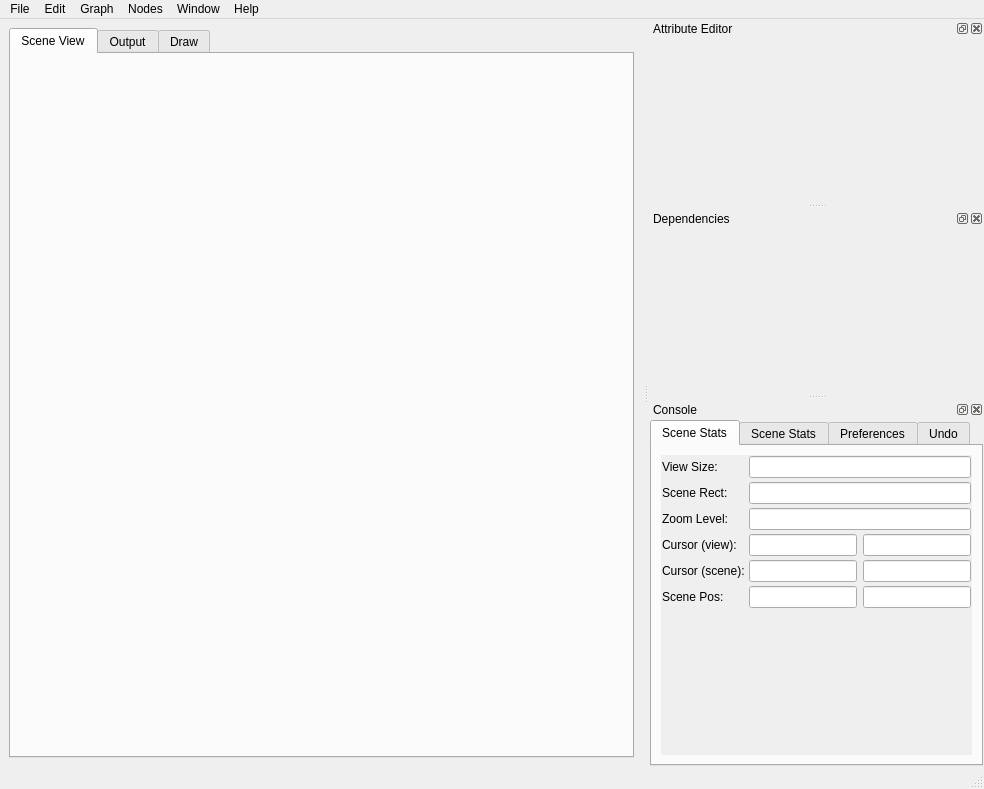
First picture: the form in ui/SceneGraph.ui, repository mfessenden/SceneGraph, before the edit.
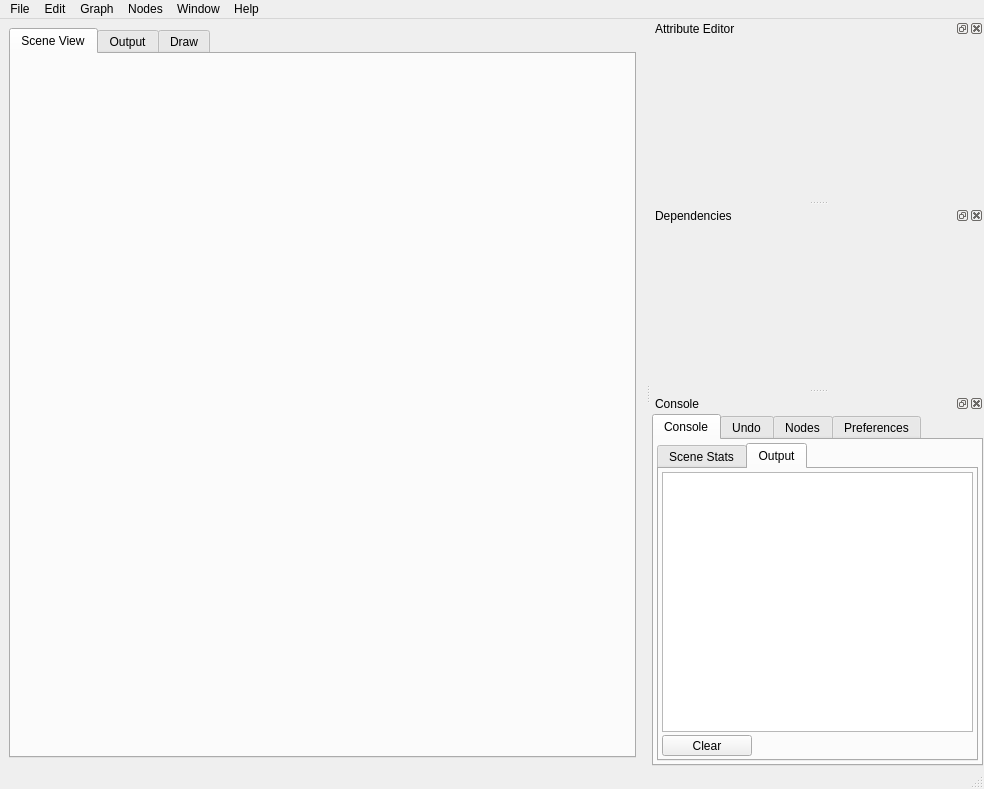
Second picture: the form after the edit. The open tabs and pages were chosen to show the change. Icons and pictures are not drawn.

Commit message: - add plugin system for loading nodes - add AddAttributeDialog - partial fix for freezing undo/redo bug (exception no longer hangs the app)

```diff
--- a/ui/SceneGraph.ui
+++ b/ui/SceneGraph.ui
@@ -226,8 +226,8 @@
          <rect>
           <x>0</x>
           <y>0</y>
-          <width>379</width>
-          <height>146</height>
+          <width>377</width>
+          <height>142</height>
          </rect>
         </property>
         <layout class="QVBoxLayout" name="attributeScrollAreaLayout">
@@ -275,8 +275,8 @@
          <rect>
           <x>0</x>
           <y>0</y>
-          <width>379</width>
-          <height>146</height>
+          <width>377</width>
+          <height>141</height>
          </rect>
         </property>
         <layout class="QVBoxLayout" name="sceneScrollAreaLayout">
@@ -306,7 +306,7 @@
    <property name="minimumSize">
     <size>
      <width>250</width>
-     <height>190</height>
+     <height>247</height>
     </size>
    </property>
    <property name="windowTitle">
@@ -317,6 +317,9 @@
    </attribute>
    <widget class="QWidget" name="consoleWidgetContents">
     <layout class="QVBoxLayout" name="consoleWidgetLayout">
+     <property name="spacing">
+      <number>3</number>
+     </property>
      <property name="margin">
       <number>1</number>
      </property>
@@ -325,11 +328,45 @@
        <property name="currentIndex">
         <number>0</number>
        </property>
+       <property name="class" stdset="0">
+        <string>subtab</string>
+       </property>
+       <widget class="QWidget" name="tab_console">
+        <property name="class" stdset="0">
+         <string>subtab</string>
+        </property>
+        <attribute name="title">
+         <string>Console</string>
+        </attribute>
+        <layout class="QVBoxLayout" name="consoleTabLayout">
+         <property name="spacing">
+          <number>3</number>
+         </property>
+         <property name="margin">
+          <number>3</number>
+         </property>
+         <item>
+          <widget class="QTabWidget" name="consoleDetailsTabWidget">
+           <property name="styleSheet">
+            <string notr="true"/>
+           </property>
+           <property name="currentIndex">
+            <number>0</number>
+           </property>
        <widget class="QWidget" name="tab_scene">
+            <property name="styleSheet">
+             <string notr="true"/>
+            </property>
         <attribute name="title">
          <string>Scene Stats</string>
         </attribute>
         <layout class="QVBoxLayout" name="tabSceneLayout">
+             <property name="spacing">
+              <number>3</number>
+             </property>
+             <property name="margin">
+              <number>3</number>
+             </property>
          <item>
           <widget class="QScrollArea" name="consoleScrollArea">
            <property name="frameShape">
@@ -344,7 +381,7 @@
               <x>0</x>
               <y>0</y>
               <width>361</width>
-              <height>294</height>
+                  <height>274</height>
              </rect>
             </property>
             <layout class="QFormLayout" name="consoleScrollAreaLayout">
@@ -474,9 +511,88 @@
          </item>
         </layout>
        </widget>
+           <widget class="QWidget" name="tab_output">
+            <attribute name="title">
+             <string>Output</string>
+            </attribute>
+            <layout class="QVBoxLayout" name="tabOutputLayout">
+             <property name="spacing">
+              <number>3</number>
+             </property>
+             <property name="margin">
+              <number>3</number>
+             </property>
+             <item>
+              <widget class="QPlainTextEdit" name="consoleTextEdit">
+               <property name="class" stdset="0">
+                <string>Console</string>
+               </property>
+              </widget>
+             </item>
+             <item>
+              <widget class="QToolButton" name="button_console_clear">
+               <property name="minimumSize">
+                <size>
+                 <width>90</width>
+                 <height>0</height>
+                </size>
+               </property>
+               <property name="text">
+                <string>Clear</string>
+               </property>
+              </widget>
+             </item>
+            </layout>
+           </widget>
+          </widget>
+         </item>
+        </layout>
+       </widget>
+       <widget class="QWidget" name="tab_undo">
+        <property name="class" stdset="0">
+         <string>subtab</string>
+        </property>
+        <attribute name="title">
+         <string>Undo</string>
+        </attribute>
+        <layout class="QVBoxLayout" name="undoTabLayout">
+         <property name="spacing">
+          <number>3</number>
+         </property>
+         <property name="margin">
+          <number>3</number>
+         </property>
+         <item>
+          <layout class="QHBoxLayout" name="undoButtonsLayout">
+           <property name="spacing">
+            <number>3</number>
+           </property>
+           <item>
+            <widget class="QToolButton" name="button_undo_clean">
+             <property name="sizePolicy">
+              <sizepolicy hsizetype="MinimumExpanding" vsizetype="Fixed">
+               <horstretch>0</horstretch>
+               <verstretch>0</verstretch>
+              </sizepolicy>
+             </property>
+             <property name="minimumSize">
+              <size>
+               <width>90</width>
+               <height>0</height>
+              </size>
+             </property>
+             <property name="text">
+              <string>Clean</string>
+             </property>
+            </widget>
+           </item>
+          </layout>
+         </item>
+        </layout>
+       </widget>
        <widget class="QWidget" name="tab_nodes">
         <attribute name="title">
-         <string>Scene Stats</string>
+         <string>Nodes</string>
         </attribute>
         <layout class="QVBoxLayout" name="verticalLayout_2">
          <item>
@@ -658,45 +774,6 @@
          </item>
         </layout>
        </widget>
-       <widget class="QWidget" name="tab_undo">
-        <attribute name="title">
-         <string>Undo</string>
-        </attribute>
-        <layout class="QVBoxLayout" name="undoLayout">
-         <property name="spacing">
-          <number>3</number>
-         </property>
-         <property name="margin">
-          <number>3</number>
-         </property>
-         <item>
-          <layout class="QHBoxLayout" name="undoButtonsLayout">
-           <property name="spacing">
-            <number>3</number>
-           </property>
-           <item>
-            <widget class="QToolButton" name="button_undo_clean">
-             <property name="sizePolicy">
-              <sizepolicy hsizetype="MinimumExpanding" vsizetype="Fixed">
-               <horstretch>0</horstretch>
-               <verstretch>0</verstretch>
-              </sizepolicy>
-             </property>
-             <property name="minimumSize">
-              <size>
-               <width>90</width>
-               <height>0</height>
-              </size>
-             </property>
-             <property name="text">
-              <string>Clean</string>
-             </property>
-            </widget>
-           </item>
-          </layout>
-         </item>
-        </layout>
-       </widget>
       </widget>
      </item>
     </layout>
```
Left out of the diff: 28 changed lines with no effect on the pictures. Lines whose indentation alone changed are shown as unchanged. The commit also changes 36 other files.
